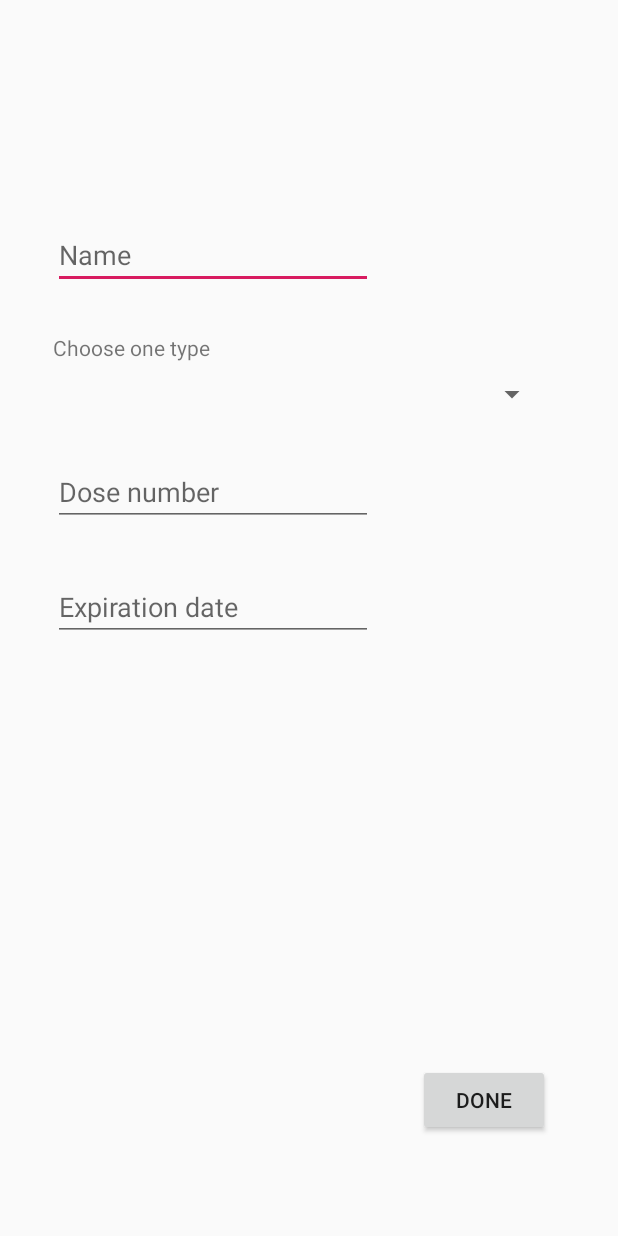
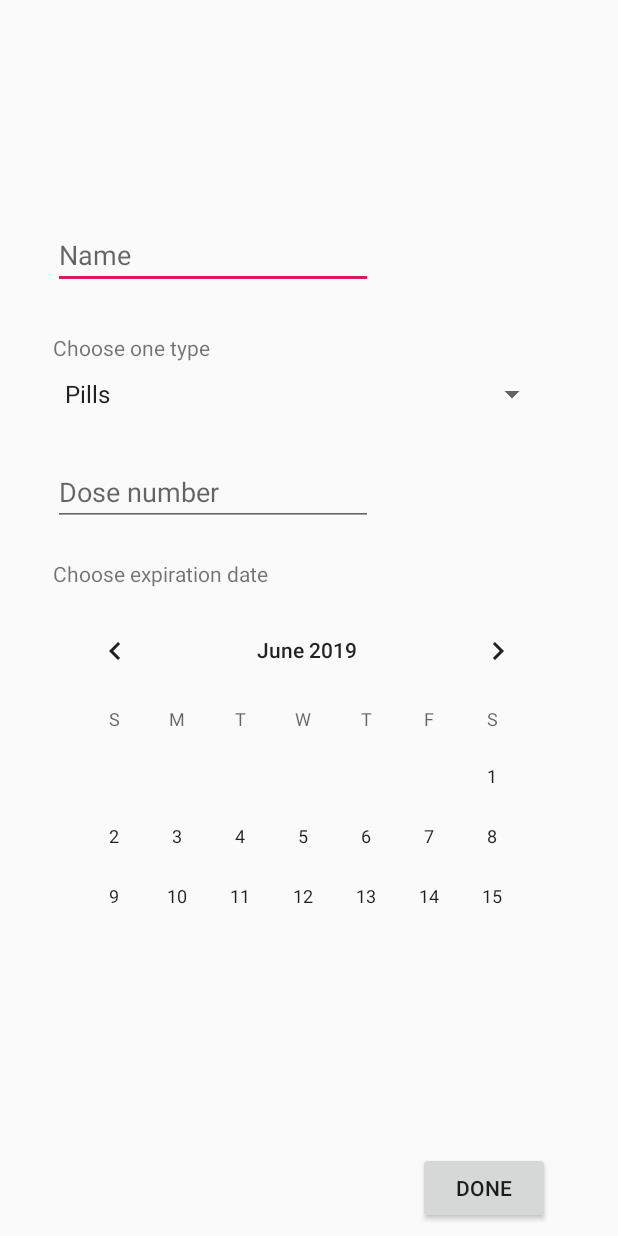
Before and after one commit to marinagot/MyFirstAidKitJ, an Android app: the layout fragment_medicine_edit.xml on its own in the app's theme, with its tools: preview values and no code run, on a phone screen of 412 x 824 dp. Run offline under Robolectric (Android 15) with nearby library versions, the phone set to English and light mode, and no system bars.

Commit message:
Medicine insert WIP

```diff
--- a/app/src/main/java/com/example/myfirstaidkit/create_account.java
+++ b/app/src/main/java/com/example/myfirstaidkit/create_account.java
@@ -50,7 +50,7 @@ public class create_account extends Fragment {
         View viewCA = inflater.inflate(R.layout.fragment_create_account, container, false);
 
 
-        us = new OperacionesBaseDatos();
+        us = OperacionesBaseDatos.obtenerInstancia(getContext());
 
         username = viewCA.findViewById(R.id.txt_username_set);
         email = viewCA.findViewById(R.id.txt_email_set);
--- a/app/src/main/java/com/example/myfirstaidkit/data/Medicine.java
+++ b/app/src/main/java/com/example/myfirstaidkit/data/Medicine.java
@@ -3,6 +3,7 @@ package com.example.myfirstaidkit.data;
 import android.arch.persistence.room.Entity;
 
 import java.util.Date;
+
 @Entity(primaryKeys = {"id"})
 public class Medicine {
 
@@ -12,6 +13,10 @@ public class Medicine {
     public String medicine_type;
     public Integer dose_number;
     public Date expiration_date;
+
+    public Medicine() {
+
+    }
 
     public Medicine(Integer id,String medicine_name, Integer idKit, String medicine_type, Integer dose_number, Date expiration_date) {
 
--- a/app/src/main/res/layout/fragment_medicine_edit.xml
+++ b/app/src/main/res/layout/fragment_medicine_edit.xml
@@ -8,7 +8,7 @@
     tools:context=".medicine_edit">
 
     <EditText
-        android:id="@+id/txt_treatment_name"
+        android:id="@+id/txt_medicine_name"
         android:layout_width="wrap_content"
         android:layout_height="wrap_content"
         android:layout_marginStart="8dp"
@@ -34,6 +34,7 @@
         android:layout_marginEnd="8dp"
         android:layout_marginBottom="8dp"
         android:spinnerMode="dropdown"
+        android:entries="@array/medicine_types"
         app:layout_constraintBottom_toBottomOf="parent"
         app:layout_constraintEnd_toEndOf="parent"
         app:layout_constraintHorizontal_bias="0.415"
@@ -51,31 +52,13 @@
         android:layout_marginBottom="8dp"
         android:ems="10"
         android:hint="@string/edit_medicine_txt_num"
-        android:inputType="numberDecimal"
+        android:inputType="number"
         app:layout_constraintBottom_toBottomOf="parent"
         app:layout_constraintEnd_toEndOf="parent"
         app:layout_constraintHorizontal_bias="0.148"
         app:layout_constraintStart_toStartOf="parent"
         app:layout_constraintTop_toBottomOf="@+id/list_medicine"
         app:layout_constraintVertical_bias="0.047" />
-
-    <EditText
-        android:id="@+id/medicine_edit_expire_date"
-        android:layout_width="wrap_content"
-        android:layout_height="wrap_content"
-        android:layout_marginStart="8dp"
-        android:layout_marginTop="8dp"
-        android:layout_marginEnd="8dp"
-        android:layout_marginBottom="8dp"
-        android:ems="10"
-        android:hint="@string/edit_medicine_txt_exp_date"
-        android:inputType="date"
-        app:layout_constraintBottom_toBottomOf="parent"
-        app:layout_constraintEnd_toEndOf="parent"
-        app:layout_constraintHorizontal_bias="0.148"
-        app:layout_constraintStart_toStartOf="parent"
-        app:layout_constraintTop_toBottomOf="@+id/txt_edit_medicine_num"
-        app:layout_constraintVertical_bias="0.057" />
 
     <TextView
         android:id="@+id/lbl_edit_medicine_type"
@@ -90,23 +73,50 @@
         app:layout_constraintEnd_toEndOf="parent"
         app:layout_constraintHorizontal_bias="0.093"
         app:layout_constraintStart_toStartOf="parent"
-        app:layout_constraintTop_toBottomOf="@+id/txt_treatment_name"
+        app:layout_constraintTop_toBottomOf="@+id/txt_medicine_name"
         app:layout_constraintVertical_bias="0.036" />
 
-    <Button
-        android:id="@+id/btn_edit_medicine"
+    <TextView
+        android:id="@+id/lbl_edit_medicine_type2"
         android:layout_width="wrap_content"
         android:layout_height="wrap_content"
         android:layout_marginStart="8dp"
         android:layout_marginTop="8dp"
+        android:layout_marginEnd="8dp"
+        android:text="@string/edit_medicine_lbl_type2"
+        app:layout_constraintBottom_toBottomOf="parent"
+        app:layout_constraintEnd_toEndOf="parent"
+        app:layout_constraintHorizontal_bias="0.108"
+        app:layout_constraintStart_toStartOf="parent"
+        app:layout_constraintTop_toBottomOf="@+id/txt_edit_medicine_num"
+        app:layout_constraintVertical_bias="0.031" />
+
+    <Button
+        android:id="@+id/btn_create_medicine"
+        android:layout_width="wrap_content"
+        android:layout_height="wrap_content"
+        android:layout_marginStart="8dp"
         android:layout_marginEnd="8dp"
         android:layout_marginBottom="8dp"
         android:text="@string/btn_done"
         app:layout_constraintBottom_toBottomOf="parent"
         app:layout_constraintEnd_toEndOf="parent"
         app:layout_constraintHorizontal_bias="0.879"
+        app:layout_constraintStart_toStartOf="parent" />
+
+    <CalendarView
+        android:id="@+id/medicine_edit_expire_date"
+        android:layout_width="338dp"
+        android:layout_height="222dp"
+        android:layout_marginStart="8dp"
+        android:layout_marginTop="8dp"
+        android:layout_marginEnd="8dp"
+        android:layout_marginBottom="8dp"
+        app:layout_constraintBottom_toBottomOf="parent"
+        app:layout_constraintEnd_toEndOf="parent"
+        app:layout_constraintHorizontal_bias="0.473"
         app:layout_constraintStart_toStartOf="parent"
-        app:layout_constraintTop_toBottomOf="@+id/medicine_edit_expire_date"
-        app:layout_constraintVertical_bias="0.823" />
+        app:layout_constraintTop_toBottomOf="@+id/lbl_edit_medicine_type2"
+        app:layout_constraintVertical_bias="0.0" />
 
 </android.support.constraint.ConstraintLayout>
--- a/app/src/main/res/layout/fragment_settings.xml
+++ b/app/src/main/res/layout/fragment_settings.xml
@@ -9,7 +9,7 @@
 
 
     <Button
-        android:id="@+id/btn_edit_medicine"
+        android:id="@+id/btn_save_settings"
         android:layout_width="wrap_content"
         android:layout_height="wrap_content"
         android:layout_marginStart="8dp"
--- a/app/src/main/res/values/strings.xml
+++ b/app/src/main/res/values/strings.xml
@@ -52,6 +52,7 @@
 
     <string name="edit_medicine_name">Name</string>
     <string name="edit_medicine_lbl_type">Choose one type</string>
+    <string name="edit_medicine_lbl_type2">Choose expiration date</string>
     <string name="edit_medicine_txt_num">Dose number</string>
     <string name="edit_medicine_txt_exp_date">Expiration date</string>
 
@@ -68,4 +69,10 @@
     <string name="acc_lbl_del">Change password</string>
 
     <string name="init_lbl_login">Log in or sign up to start\nmanaging your first aid kit</string>
+
+
+    <string-array name="medicine_types">
+        <item>Pills</item>
+        <item>Syrup</item>
+    </string-array>
 </resources>
```
Also changed, not shown: app/src/main/java/com/example/myfirstaidkit/medicine_edit.java (+65 -61 lines).
